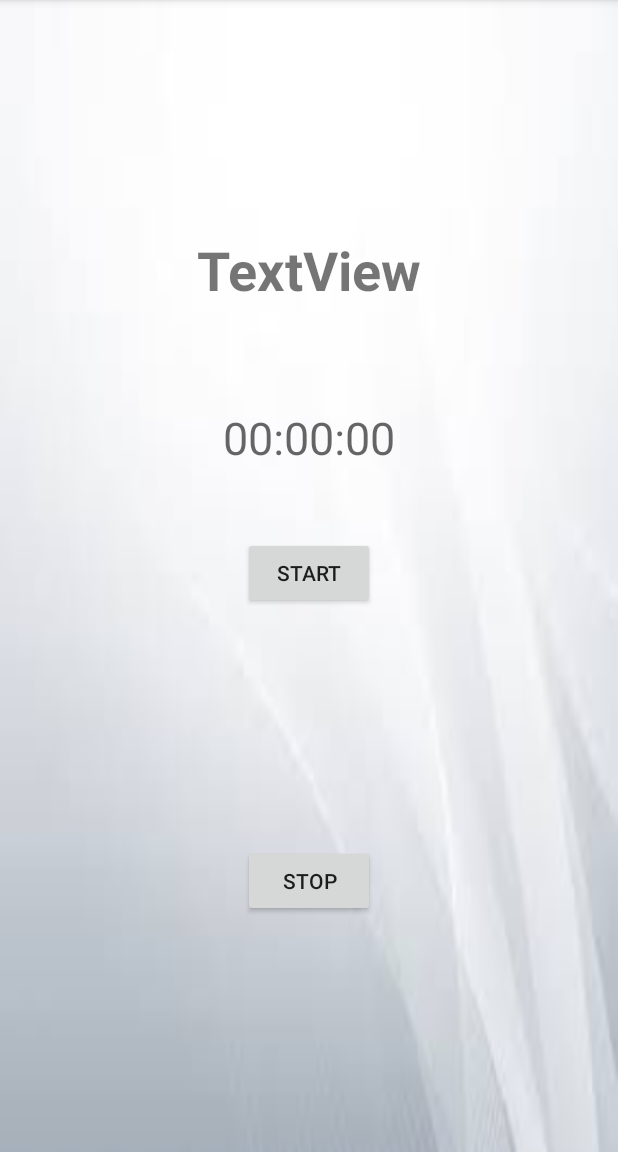
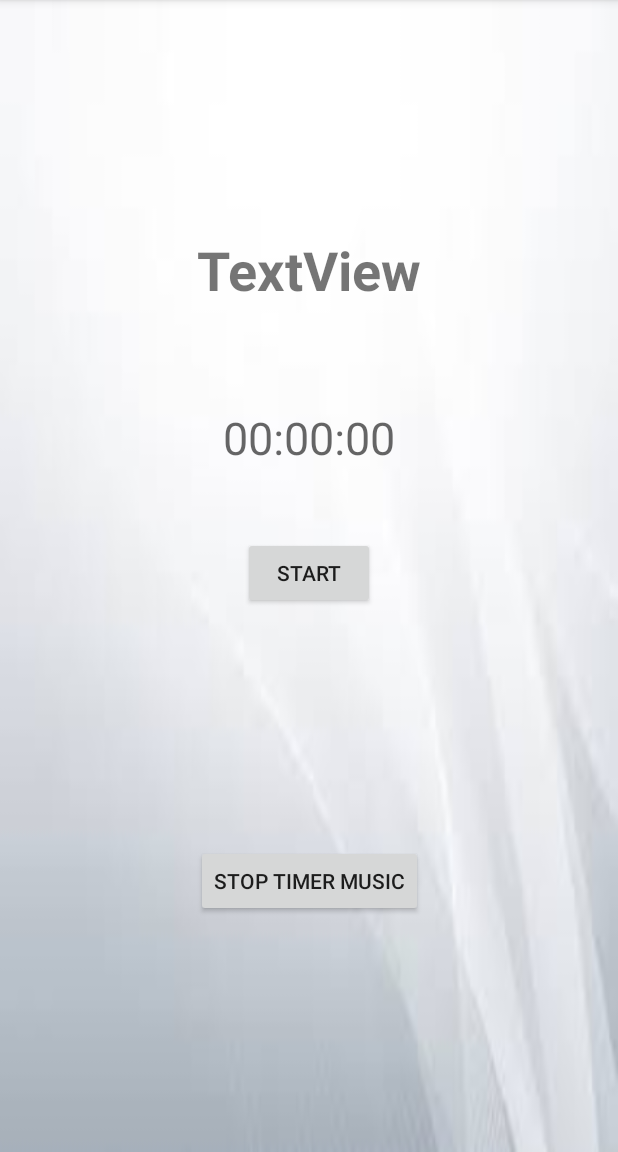
Before and after one commit to bramat92/PhocussApp, an Android app: the Timer screen opened directly, with no data from a screen before it, on a phone screen of 412 x 824 dp, the part 84-1236 px from its top. Run offline under Robolectric (Android 15) with nearby library versions, the phone set to English and light mode, and no system bars; 7 statements that could not run were skipped.

```diff
--- a/app/src/main/res/layout/activity_timer.xml
+++ b/app/src/main/res/layout/activity_timer.xml
@@ -56,13 +56,13 @@
         android:id="@+id/stopButtonId"
         android:layout_width="wrap_content"
         android:layout_height="wrap_content"
-        android:text="Stop"
+        android:layout_marginBottom="8dp"
+        android:layout_marginTop="8dp"
+        android:text="Stop Timer Music"
+        app:layout_constraintBottom_toBottomOf="parent"
         app:layout_constraintLeft_toLeftOf="parent"
         app:layout_constraintRight_toRightOf="parent"
         app:layout_constraintTop_toTopOf="parent"
-        android:layout_marginTop="8dp"
-        app:layout_constraintBottom_toBottomOf="parent"
-        android:layout_marginBottom="8dp"
         app:layout_constraintVertical_bias="0.789" />
 
 
--- a/app/src/main/res/values/strings.xml
+++ b/app/src/main/res/values/strings.xml
@@ -18,7 +18,6 @@
     <string name="tally">Streak</string>
     <string name="reset">Reset</string>
     <string-array name="hours_array">
-        <item>Hours</item>
         <item>0</item>
         <item>1</item>
         <item>2</item>
@@ -48,7 +47,6 @@
         <item>12</item>
     </string-array>
     <string-array name="minutes_array">
-        <item>Minutes</item>
         <item>0</item>
         <item>1</item>
         <item>2</item>
@@ -111,7 +109,6 @@
         <item>59</item>
     </string-array>
     <string-array name="seconds_array">
-        <item>Seconds</item>
         <item>0</item>
         <item>1</item>
         <item>2</item>
```
Also changed, not shown: app/src/main/java/com/multithread/mosiah/projectcs246/Timer.java (+6 -1 lines).
